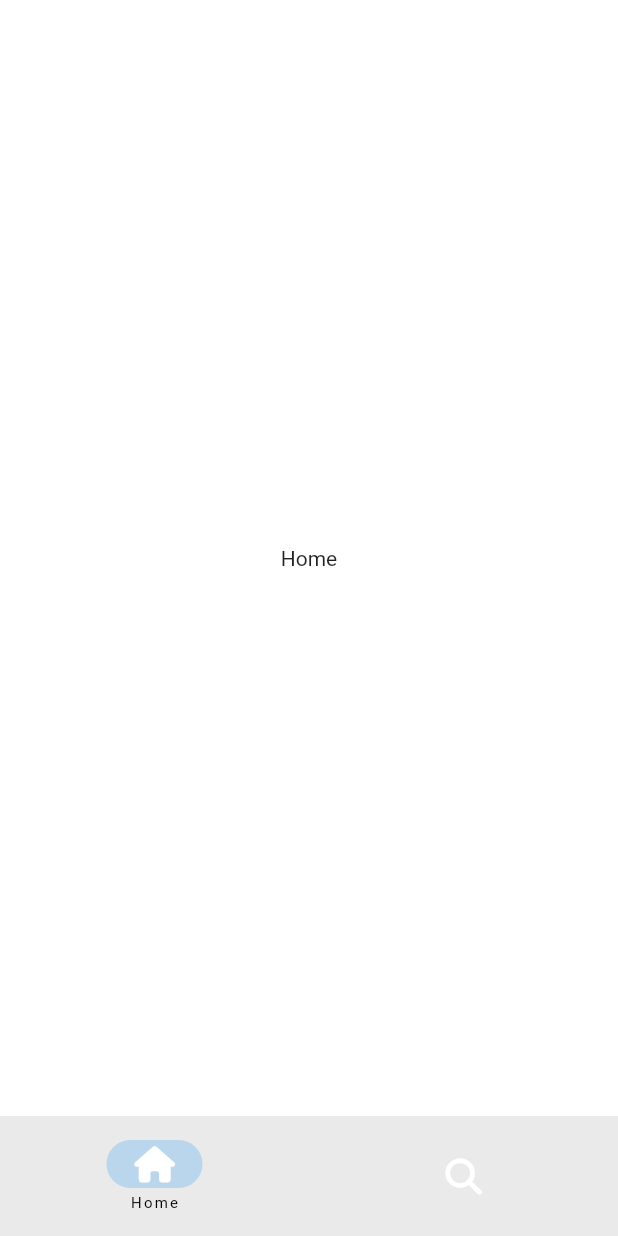
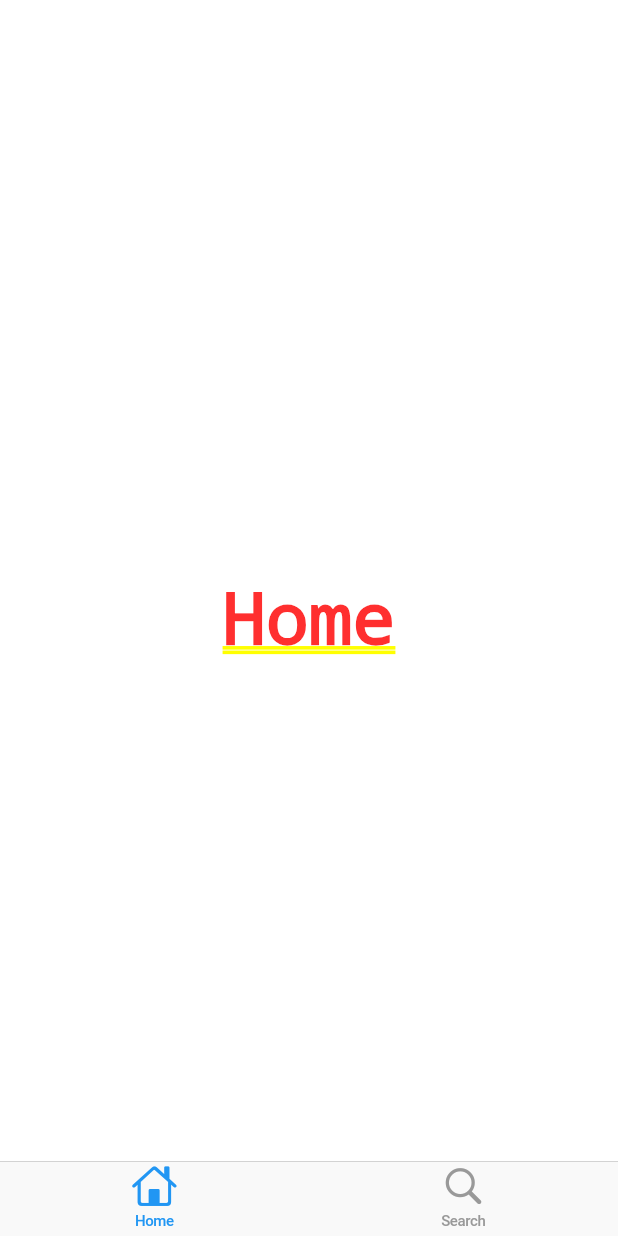
Before and after one commit to bigwave-cho/tikutoku, a Flutter app: the screen it shows after launch, on a phone screen of 412 x 824 dp. Run offline on Flutter 3.47's test engine with Material 2 defaults, Android fonts, the phone set to English and light mode, and no system bars; our stand-ins replace font_awesome_flutter.

Commit message:
CupertinoTabBar

```diff
--- a/lib/features/main_navigation/main_navigation_screen.dart
+++ b/lib/features/main_navigation/main_navigation_screen.dart
@@ -1,5 +1,4 @@
-import 'package:flutter/material.dart';
-import 'package:font_awesome_flutter/font_awesome_flutter.dart';
+import 'package:flutter/cupertino.dart';
 
 class MainNavigationScreen extends StatefulWidget {
   const MainNavigationScreen({super.key});
@@ -37,32 +36,21 @@ class _MainNavigationScreenState extends State<MainNavigationScreen> {
 
   @override
   Widget build(BuildContext context) {
-    return Scaffold(
-      body: screens[_selectedIndex], // index에 따라 보여지는 화면
-      bottomNavigationBar: NavigationBar(
-        //bottomNavigationBar는 material 2 버전
-        //이거는 material 3 버전
-        //https://m3.material.io/components/navigation-bar/overview
-        labelBehavior: NavigationDestinationLabelBehavior.onlyShowSelected,
-        selectedIndex: _selectedIndex,
-        onDestinationSelected: _onTap,
-        destinations: const [
-          NavigationDestination(
-            icon: FaIcon(
-              FontAwesomeIcons.house,
-              color: Colors.white,
-            ),
-            label: "Home",
+    // Cupertino style이지만 완전히 애플 스타일로 만들고 싶다면
+    // main의 MaterialApp을 CupertinoApp으로 바꿔야 함.
+    return CupertinoTabScaffold(
+      tabBar: CupertinoTabBar(
+        items: const [
+          BottomNavigationBarItem(
+            icon: Icon(CupertinoIcons.home),
+            label: 'Home',
           ),
-          NavigationDestination(
-            icon: FaIcon(
-              FontAwesomeIcons.magnifyingGlass,
-              color: Colors.white,
-            ),
-            label: "Search",
-          ),
+          BottomNavigationBarItem(
+              icon: Icon(CupertinoIcons.search), label: "Search"),
         ],
       ),
+      // tabBuilder : 해당 index 스크린
+      tabBuilder: (context, index) => screens[index],
     );
   }
 }
```
